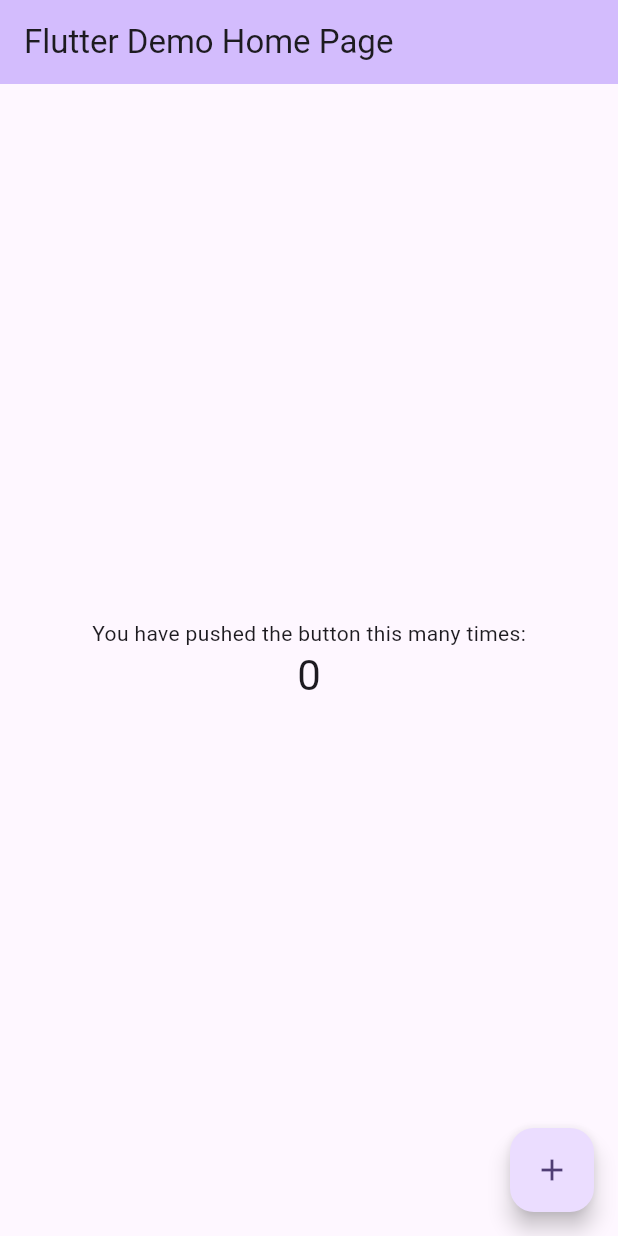
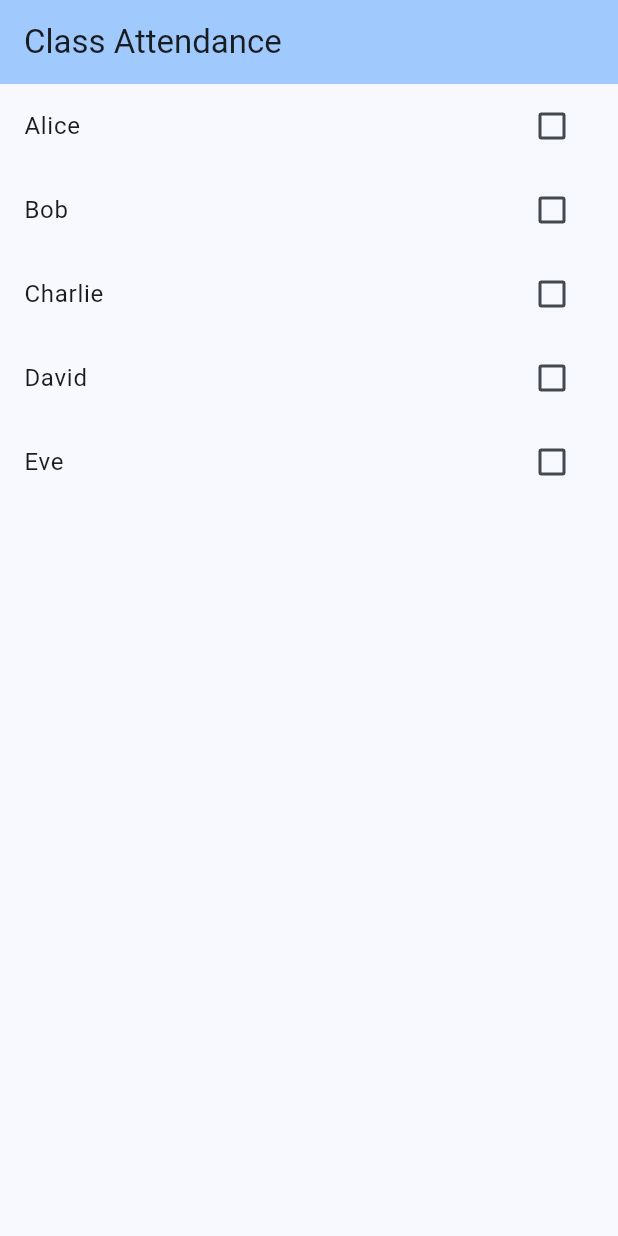
Before and after one commit to could-ai/019a5395-b9f4-7fca-a1f4-eb02bf3876a7, a Flutter app: the screen it shows after launch, on a phone screen of 412 x 824 dp. Run offline on Flutter 3.47's test engine with Material 3 defaults, Android fonts, the phone set to English and light mode, and no system bars; our stand-ins replace shared_preferences.

Commit message:
Added the shared_preferences package under dependencies to enable local storage of attendance records across sessions. This allows persisting the ticked states so they remain available whenever the app is reopened.; Replaced the default template in lib/main.dart with a complete attendance-tracking application. Key changes: 1. Imported SharedPreferences for local data persistence. 2. Defined a hard-coded list of student names. 3. In initState, loaded saved attendance values for each student into a state map. 4. Built a ListView of CheckboxListTile widgets, each representing one student’s attendance state. 5. On checkbox toggle, updated the in-memory state and immediately persisted the changed value to SharedPreferences. 6. Provided a loading indicator while preferences are loading. 7. Ensured MaterialApp routes include '/' for web preview safety and set the app title and theme for clarity.

```diff
--- a/usr/lib/main.dart
+++ b/usr/lib/main.dart
@@ -1,4 +1,5 @@
 import 'package:flutter/material.dart';
+import 'package:shared_preferences/shared_preferences.dart';
 
 void main() {
   runApp(const MyApp());
@@ -7,114 +8,87 @@ void main() {
 class MyApp extends StatelessWidget {
   const MyApp({super.key});
 
-  // This widget is the root of your application.
   @override
   Widget build(BuildContext context) {
     return MaterialApp(
-      title: 'Flutter Demo',
+      title: 'Student Attendance',
       debugShowCheckedModeBanner: false,
       theme: ThemeData(
-        // This is the theme of your application.
-        //
-        // TRY THIS: Try running your application with "flutter run". You'll see
-        // the application has a purple toolbar. Then, without quitting the app,
-        // try changing the seedColor in the colorScheme below to Colors.green
-        // and then invoke "hot reload" (save your changes or press the "hot
-        // reload" button in a Flutter-supported IDE, or press "r" if you used
-        // the command line to start the app).
-        //
-        // Notice that the counter didn't reset back to zero; the application
-        // state is not lost during the reload. To reset the state, use hot
-        // restart instead.
-        //
-        // This works for code too, not just values: Most code changes can be
-        // tested with just a hot reload.
-        colorScheme: ColorScheme.fromSeed(seedColor: Colors.deepPurple),
+        colorScheme: ColorScheme.fromSeed(seedColor: Colors.blue),
       ),
-      home: const MyHomePage(title: 'Flutter Demo Home Page'),
+      home: const AttendancePage(),
+      routes: {
+        '/': (context) => const AttendancePage(),
+      },
     );
   }
 }
 
-class MyHomePage extends StatefulWidget {
-  const MyHomePage({super.key, required this.title});
-
-  // This widget is the home page of your application. It is stateful, meaning
-  // that it has a State object (defined below) that contains fields that affect
-  // how it looks.
-
-  // This class is the configuration for the state. It holds the values (in this
-  // case the title) provided by the parent (in this case the App widget) and
-  // used by the build method of the State. Fields in a Widget subclass are
-  // always marked "final".
-
-  final String title;
+class AttendancePage extends StatefulWidget {
+  const AttendancePage({super.key});
 
   @override
-  State<MyHomePage> createState() => _MyHomePageState();
+  State<AttendancePage> createState() => _AttendancePageState();
 }
 
-class _MyHomePageState extends State<MyHomePage> {
-  int _counter = 0;
+class _AttendancePageState extends State<AttendancePage> {
+  final List<String> _students = [
+    'Alice',
+    'Bob',
+    'Charlie',
+    'David',
+    'Eve',
+  ];
+  late SharedPreferences _prefs;
+  final Map<String, bool> _attendance = {};
+  bool _isLoading = true;
 
-  void _incrementCounter() {
+  @override
+  void initState() {
+    super.initState();
+    _loadAttendance();
+  }
+
+  Future<void> _loadAttendance() async {
+    _prefs = await SharedPreferences.getInstance();
+    for (var student in _students) {
+      final key = 'attendance_\$student';
+      final value = _prefs.getBool(key) ?? false;
+      _attendance[student] = value;
+    }
     setState(() {
-      // This call to setState tells the Flutter framework that something has
-      // changed in this State, which causes it to rerun the build method below
-      // so that the display can reflect the updated values. If we changed
-      // _counter without calling setState(), then the build method would not be
-      // called again, and so nothing would appear to happen.
-      _counter++;
+      _isLoading = false;
+    });
+  }
+
+  void _onAttendanceChanged(String student, bool? isPresent) {
+    if (isPresent == null) return;
+    setState(() {
+      _attendance[student] = isPresent;
+      _prefs.setBool('attendance_\$student', isPresent);
     });
   }
 
   @override
   Widget build(BuildContext context) {
-    // This method is rerun every time setState is called, for instance as done
-    // by the _incrementCounter method above.
-    //
-    // The Flutter framework has been optimized to make rerunning build methods
-    // fast, so that you can just rebuild anything that needs updating rather
-    // than having to individually change instances of widgets.
     return Scaffold(
       appBar: AppBar(
-        // TRY THIS: Try changing the color here to a specific color (to
-        // Colors.amber, perhaps?) and trigger a hot reload to see the AppBar
-        // change color while the other colors stay the same.
         backgroundColor: Theme.of(context).colorScheme.inversePrimary,
-        // Here we take the value from the MyHomePage object that was created by
-        // the App.build method, and use it to set our appbar title.
-        title: Text(widget.title),
+        title: const Text('Class Attendance'),
       ),
-      body: Center(
-        // Center is a layout widget. It takes a single child and positions it
-        // in the middle of the parent.
-        child: Column(
-          // Column is also a layout widget. It takes a list of children and
-          // arranges them vertically. By default, it sizes itself to fit its
-          // children horizontally, and tries to be as tall as its parent.
-          //
-          // Column has various properties to control how it sizes itself and
-          // how it positions its children. Here we use mainAxisAlignment to
-          // center the children vertically; the main axis here is the vertical
-          // axis because Columns are vertical (the cross axis would be
-          // horizontal).
-          //
-          // TRY THIS: Invoke "debug painting" (choose the "Toggle Debug Paint"
-          // action in the IDE, or press "p" in the console), to see the
-          // wireframe for each widget.
-          mainAxisAlignment: MainAxisAlignment.center,
-          children: <Widget>[
-            const Text('You have pushed the button this many times:'),
-            Text('$_counter', style: Theme.of(context).textTheme.headlineMedium),
-          ],
-        ),
-      ),
-      floatingActionButton: FloatingActionButton(
-        onPressed: _incrementCounter,
-        tooltip: 'Increment',
-        child: const Icon(Icons.add),
-      ), // This trailing comma makes auto-formatting nicer for build methods.
+      body: _isLoading
+          ? const Center(child: CircularProgressIndicator())
+          : ListView.builder(
+              itemCount: _students.length,
+              itemBuilder: (context, index) {
+                final student = _students[index];
+                return CheckboxListTile(
+                  title: Text(student),
+                  value: _attendance[student] ?? false,
+                  onChanged: (value) => _onAttendanceChanged(student, value),
+                );
+              },
+            ),
     );
   }
 }
```
Also changed, not shown: usr/pubspec.yaml (+1 -69 lines).
